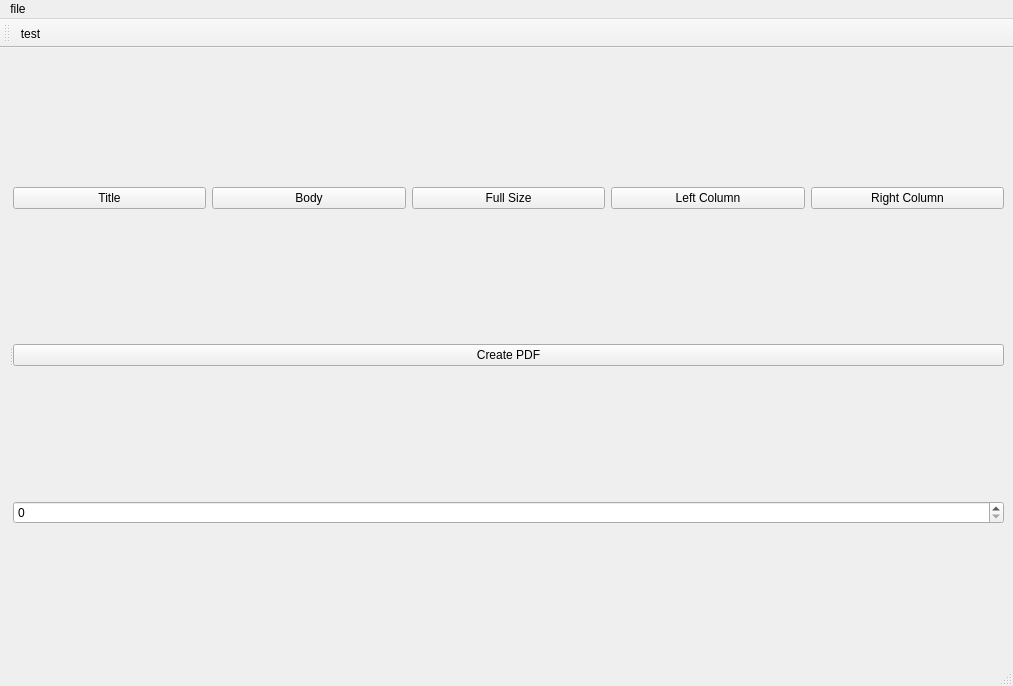
thgier/PotatoPresenter, file mainwindow.ui: the form before one commit.
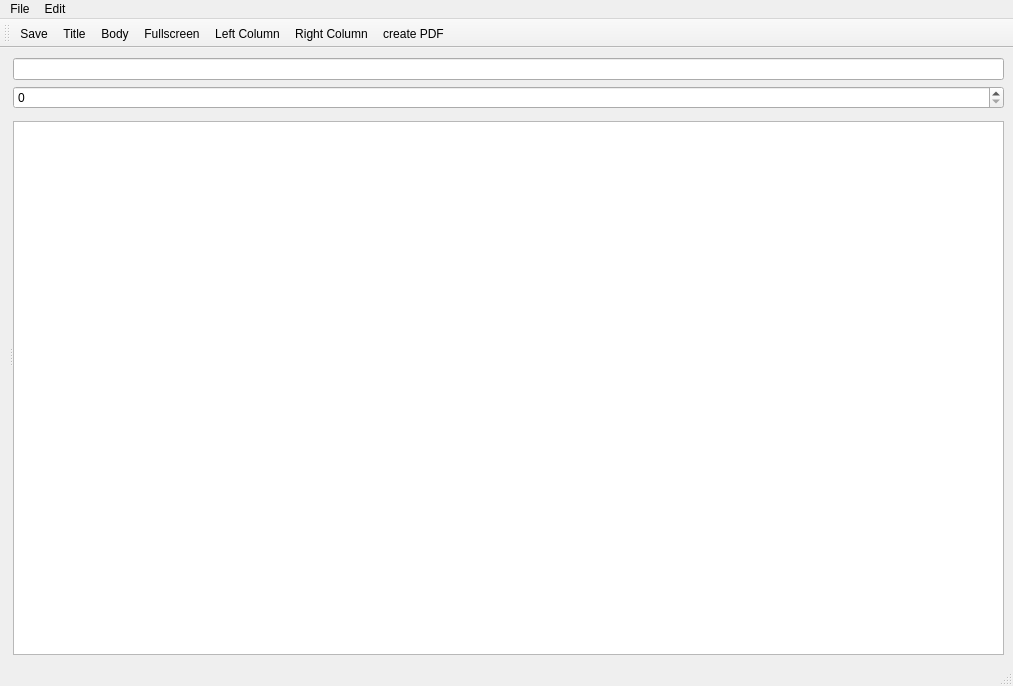
The form after the commit. Icons and pictures are not drawn. Custom widgets are drawn as their Qt base class.

Diff of the .ui file:
```diff
--- a/mainwindow.ui
+++ b/mainwindow.ui
@@ -29,54 +29,17 @@
          <number>1</number>
         </property>
         <item>
-         <layout class="QHBoxLayout" name="horizontalLayout_2">
-          <item>
-           <widget class="QPushButton" name="layoutTitle">
-            <property name="text">
-             <string>Title</string>
-            </property>
-           </widget>
-          </item>
-          <item>
-           <widget class="QPushButton" name="layoutBody">
-            <property name="text">
-             <string>Body</string>
-            </property>
-           </widget>
-          </item>
-          <item>
-           <widget class="QPushButton" name="layoutFull">
-            <property name="text">
-             <string>Full Size</string>
-            </property>
-           </widget>
-          </item>
-          <item>
-           <widget class="QPushButton" name="layoutLeft">
-            <property name="text">
-             <string>Left Column</string>
-            </property>
-           </widget>
-          </item>
-          <item>
-           <widget class="QPushButton" name="layoutRight">
-            <property name="text">
-             <string>Right Column</string>
-            </property>
-           </widget>
-          </item>
-         </layout>
-        </item>
-        <item>
-         <widget class="QPushButton" name="createPDF">
-          <property name="text">
-           <string>Create PDF</string>
-          </property>
-         </widget>
+         <widget class="QLineEdit" name="error"/>
         </item>
         <item>
          <widget class="QSpinBox" name="pageNumber"/>
         </item>
+        <item>
+         <widget class="PaintDocument" name="paintDocument" native="true"/>
+        </item>
+        <item>
+         <widget class="QTableView" name="pagePreview"/>
+        </item>
        </layout>
       </widget>
      </widget>
@@ -94,28 +57,49 @@
    </property>
    <widget class="QMenu" name="menufile">
     <property name="title">
-     <string>file</string>
+     <string>File</string>
     </property>
     <addaction name="actionsave"/>
    </widget>
+   <widget class="QMenu" name="menuEdit">
+    <property name="title">
+     <string>Edit</string>
+    </property>
+    <addaction name="actionLayoutTitle"/>
+    <addaction name="actionLayoutBody"/>
+    <addaction name="actionLayoutFullscreen"/>
+    <addaction name="actionLayoutRight"/>
+    <addaction name="actionLayoutLeft"/>
+    <addaction name="actionCreatePDF"/>
+   </widget>
    <addaction name="menufile"/>
+   <addaction name="menuEdit"/>
   </widget>
   <widget class="QStatusBar" name="statusbar"/>
   <widget class="QToolBar" name="toolBar">
    <property name="windowTitle">
     <string>toolBar</string>
    </property>
+   <property name="toolButtonStyle">
+    <enum>Qt::ToolButtonTextUnderIcon</enum>
+   </property>
    <attribute name="toolBarArea">
     <enum>TopToolBarArea</enum>
    </attribute>
    <attribute name="toolBarBreak">
     <bool>false</bool>
    </attribute>
-   <addaction name="actiontest"/>
+   <addaction name="actionsave"/>
+   <addaction name="actionLayoutTitle"/>
+   <addaction name="actionLayoutBody"/>
+   <addaction name="actionLayoutFullscreen"/>
+   <addaction name="actionLayoutLeft"/>
+   <addaction name="actionLayoutRight"/>
+   <addaction name="actionCreatePDF"/>
   </widget>
   <action name="actionsave">
    <property name="text">
-    <string>save</string>
+    <string>Save</string>
    </property>
   </action>
   <action name="actiontest">
@@ -123,7 +107,105 @@
     <string>test</string>
    </property>
   </action>
+  <action name="actionLayoutTitle">
+   <property name="icon">
+    <iconset theme="format-align-vertical-top">
+     <normaloff>.</normaloff>.</iconset>
+   </property>
+   <property name="text">
+    <string>Title</string>
+   </property>
+   <property name="toolTip">
+    <string>Title (Ctrl+T)</string>
+   </property>
+   <property name="shortcut">
+    <string>Ctrl+T</string>
+   </property>
+  </action>
+  <action name="actionLayoutBody">
+   <property name="icon">
+    <iconset theme="gnumeric-format-valign-center">
+     <normaloff>.</normaloff>.</iconset>
+   </property>
+   <property name="text">
+    <string>Body</string>
+   </property>
+   <property name="toolTip">
+    <string>Body (Ctrl+B)</string>
+   </property>
+   <property name="shortcut">
+    <string>Ctrl+B</string>
+   </property>
+  </action>
+  <action name="actionLayoutFullscreen">
+   <property name="icon">
+    <iconset theme="box">
+     <normaloff>.</normaloff>.</iconset>
+   </property>
+   <property name="text">
+    <string>Fullscreen</string>
+   </property>
+   <property name="toolTip">
+    <string>Fullscreen (Ctrl+U)</string>
+   </property>
+   <property name="shortcut">
+    <string>Ctrl+U</string>
+   </property>
+  </action>
+  <action name="actionLayoutRight">
+   <property name="icon">
+    <iconset theme="bboxnext">
+     <normaloff>.</normaloff>.</iconset>
+   </property>
+   <property name="text">
+    <string>Right Column</string>
+   </property>
+   <property name="toolTip">
+    <string>Right Column (Ctrl+R)</string>
+   </property>
+   <property name="shortcut">
+    <string>Ctrl+R</string>
+   </property>
+  </action>
+  <action name="actionLayoutLeft">
+   <property name="icon">
+    <iconset theme="bboxprev">
+     <normaloff>.</normaloff>.</iconset>
+   </property>
+   <property name="text">
+    <string>Left Column</string>
+   </property>
+   <property name="toolTip">
+    <string>Left Column (Ctrl+L)</string>
+   </property>
+   <property name="shortcut">
+    <string>Ctrl+L</string>
+   </property>
+  </action>
+  <action name="actionCreatePDF">
+   <property name="icon">
+    <iconset theme="pdflatex">
+     <normaloff>.</normaloff>.</iconset>
+   </property>
+   <property name="text">
+    <string>create PDF</string>
+   </property>
+   <property name="toolTip">
+    <string>create PDF (Ctrl+G)</string>
+   </property>
+   <property name="shortcut">
+    <string>Ctrl+G</string>
+   </property>
+  </action>
  </widget>
+ <customwidgets>
+  <customwidget>
+   <class>PaintDocument</class>
+   <extends>QWidget</extends>
+   <header>paintdocument.h</header>
+   <container>1</container>
+  </customwidget>
+ </customwidgets>
  <resources/>
  <connections/>
 </ui>
```
Left out of the diff: 4 changed lines with no effect on the pictures.
